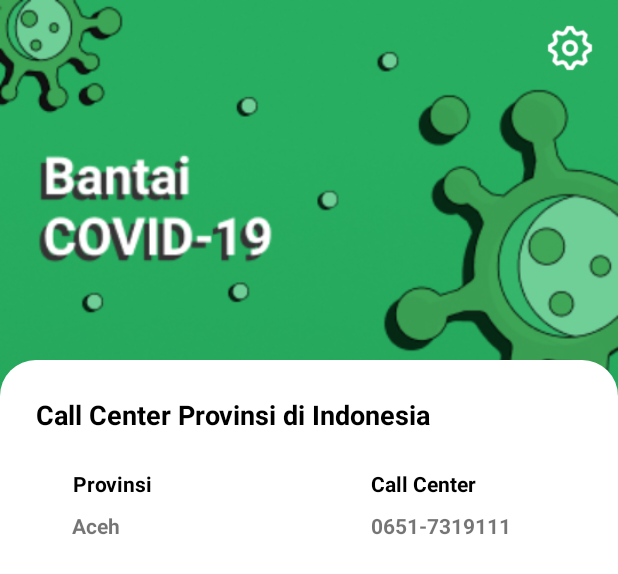
After one commit to Presinutri/Bantai_COVID-19, an Android app: the layout activity_call_center.xml on its own in the app's theme, with its tools: preview values and no code run, on a phone screen of 412 x 824 dp. The commit adds this screen. Shown: the top 574 px of the screen. Run offline under Robolectric (Android 15) with nearby library versions, the phone set to English and light mode, and no system bars; network calls fail.

Commit message:
nyicil call center

```diff
--- a/app/src/main/AndroidManifest.xml
+++ b/app/src/main/AndroidManifest.xml
@@ -11,6 +11,7 @@
         android:roundIcon="@mipmap/ic_launcher_round"
         android:supportsRtl="true"
         android:theme="@style/AppTheme">
+        <activity android:name=".widget.CallCenterActivity"></activity>
 
         <receiver android:name=".BantaiCovidWidget">
             <intent-filter>
--- /dev/null
+++ b/app/src/main/res/layout/activity_call_center.xml
@@ -0,0 +1,91 @@
+<?xml version="1.0" encoding="utf-8"?>
+<ScrollView
+    xmlns:android="http://schemas.android.com/apk/res/android"
+    xmlns:tools="http://schemas.android.com/tools"
+    android:layout_width="match_parent"
+    android:layout_height="wrap_content"
+    android:background="@drawable/home"
+    >
+
+    <RelativeLayout
+        android:layout_width="match_parent"
+        android:layout_height="wrap_content"
+        >
+        <ImageView
+            android:id="@+id/btn_settings"
+            android:layout_width="32dp"
+            android:layout_height="32dp"
+            android:src="@drawable/settings_icon"
+            android:layout_marginRight="16dp"
+            android:layout_marginTop="16dp"
+            android:layout_alignParentRight="true"/>
+
+        <ImageView
+            android:id="@+id/putih"
+            android:layout_width="match_parent"
+            android:layout_height="500dp"
+            android:layout_marginTop="240dp"
+            android:background="@drawable/white_background"/>
+
+        <RelativeLayout
+            android:layout_width="match_parent"
+            android:layout_height="wrap_content"
+            android:layout_marginLeft="24dp"
+            android:layout_marginRight="24dp"
+            android:layout_marginTop="264dp"
+            >
+
+            <TextView
+                android:id="@+id/list_call_center_title"
+                android:layout_width="match_parent"
+                android:layout_height="wrap_content"
+                android:textSize="18dp"
+                android:textStyle="bold"
+                android:textColor="@android:color/black"
+                android:text="Call Center Provinsi di Indonesia"
+                />
+
+            <RelativeLayout
+                android:id="@+id/list_header"
+                android:layout_below="@+id/list_call_center_title"
+                android:layout_width="match_parent"
+                android:layout_height="20dp"
+                android:layout_marginTop="24dp">
+
+                <TextView
+                    android:layout_width="wrap_content"
+                    android:layout_height="wrap_content"
+                    android:layout_marginLeft="24dp"
+                    android:textSize="14dp"
+                    android:textStyle="bold"
+                    android:textColor="@android:color/black"
+                    android:text="Provinsi"
+                    android:textAlignment="center"
+                    android:gravity="center"/>
+
+                <TextView
+                    android:layout_width="wrap_content"
+                    android:layout_height="wrap_content"
+                    android:layout_marginLeft="223dp"
+                    android:textSize="14dp"
+                    android:textStyle="bold"
+                    android:textColor="@android:color/black"
+                    android:text="Call Center"
+                    android:textAlignment="center"
+                    android:gravity="center" />
+            </RelativeLayout>
+
+            <androidx.recyclerview.widget.RecyclerView
+                android:id="@+id/rv_listdaerah"
+                android:layout_width="match_parent"
+                android:layout_height="match_parent"
+                android:layout_below="@id/list_header"
+                tools:listitem="@layout/item_row_call_center"
+                />
+
+        </RelativeLayout>
+
+
+    </RelativeLayout>
+
+</ScrollView>
--- a/app/src/main/res/layout/fragment_home.xml
+++ b/app/src/main/res/layout/fragment_home.xml
@@ -24,7 +24,7 @@
         <RelativeLayout
             android:layout_width="match_parent"
             android:layout_height="match_parent"
-            android:layout_marginTop="255dp"
+            android:layout_marginTop="240dp"
             android:background="@drawable/white_background">
 
             <TextView
--- /dev/null
+++ b/app/src/main/res/layout/item_row_call_center.xml
@@ -0,0 +1,34 @@
+<?xml version="1.0" encoding="utf-8"?>
+<RelativeLayout
+    xmlns:android="http://schemas.android.com/apk/res/android"
+    android:layout_width="match_parent"
+    android:layout_height="match_parent">
+
+    <RelativeLayout
+        android:layout_width="match_parent"
+        android:layout_height="20dp"
+        android:layout_marginTop="8dp">
+
+        <TextView
+            android:id="@+id/provinsi"
+            android:layout_width="wrap_content"
+            android:layout_height="wrap_content"
+            android:layout_marginLeft="24dp"
+            android:textSize="14dp"
+            android:textStyle="bold"
+            android:text="Aceh"
+            />
+
+        <TextView
+            android:id="@+id/call_center_daerah"
+            android:layout_width="wrap_content"
+            android:layout_height="wrap_content"
+            android:layout_marginLeft="223dp"
+            android:textSize="14dp"
+            android:textStyle="bold"
+            android:text="0651-7319111"
+            android:textAlignment="center"
+            android:gravity="center"
+            />
+    </RelativeLayout>
+</RelativeLayout>
```
Also changed, not shown: app/src/main/java/com/practice/bantaicovid_19/widget/CallCenterActivity.java (added, +14 -0 lines), app/src/main/res/values/strings.xml (+74 -0 lines).
